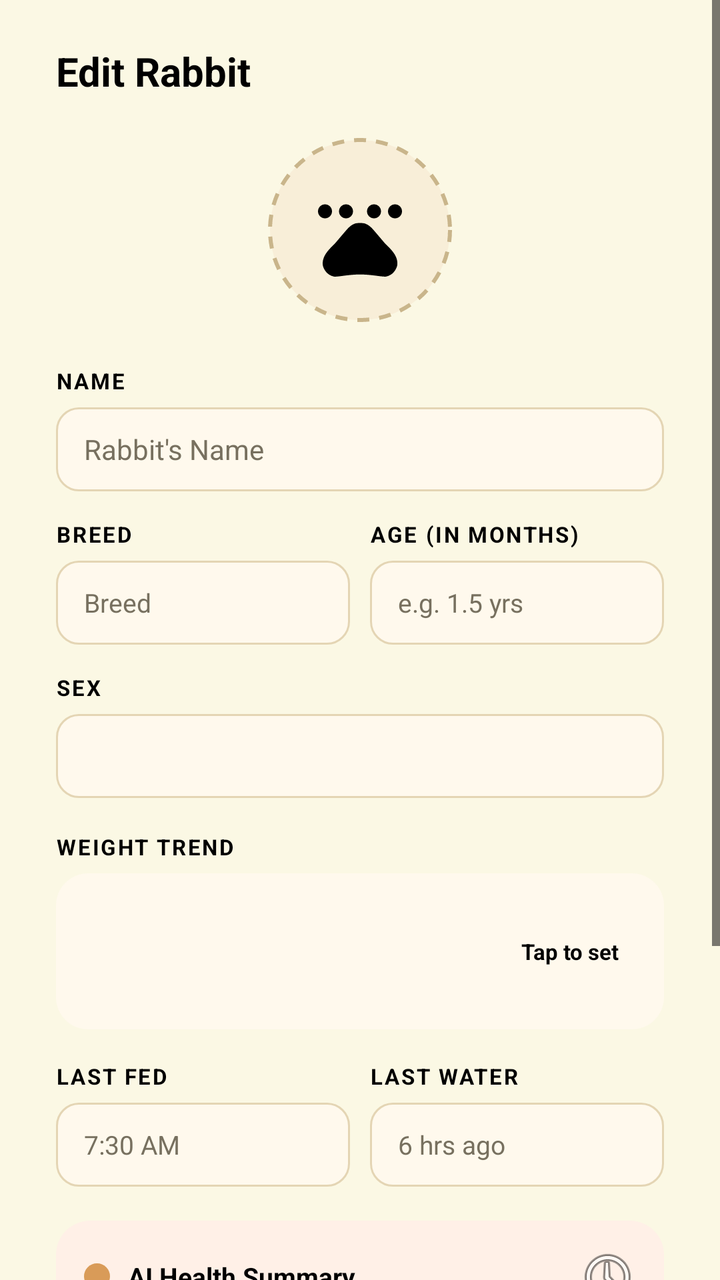
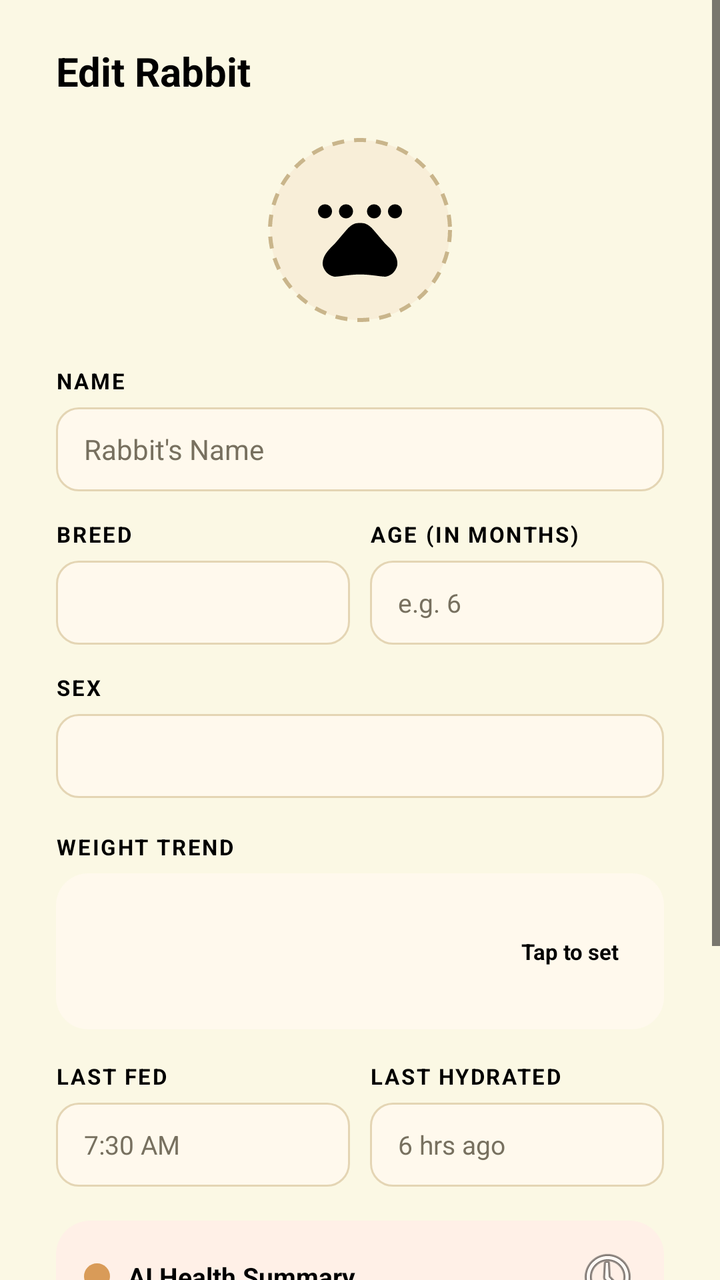

Screens rendered from an Android XML layout before and after an edit, with the pre-edit source and the edit as a unified diff.
<!-- AndroidManifest.xml: application theme Theme.BunnyCare -->
<!-- res/layout/activity_add_rabbit.xml -->
<?xml version="1.0" encoding="utf-8"?>
<LinearLayout
    xmlns:android="http://schemas.android.com/apk/res/android"
    xmlns:app="http://schemas.android.com/apk/res-auto"
    android:layout_width="match_parent"
    android:layout_height="match_parent"
    android:orientation="vertical"
    android:background="@color/cream_bg">

    <ScrollView
        android:layout_width="match_parent"
        android:layout_height="match_parent"
        android:fillViewport="true"
        android:overScrollMode="never">

        <LinearLayout
            android:layout_width="match_parent"
            android:layout_height="wrap_content"
            android:orientation="vertical"
            android:paddingStart="28dp"
            android:paddingEnd="28dp"
            android:paddingTop="22dp"
            android:paddingBottom="28dp">

            <TextView
                android:id="@+id/txtScreenTitle"
                android:layout_width="match_parent"
                android:layout_height="wrap_content"
                android:text="Edit Rabbit"
                android:textColor="@color/black"
                android:textSize="20sp"
                android:textStyle="bold"
                android:fontFamily="sans"
                android:layout_marginBottom="20dp" />

            <ImageButton
                android:id="@+id/btnUploadPhoto"
                android:layout_width="92dp"
                android:layout_height="92dp"
                android:layout_gravity="center_horizontal"
                android:background="@drawable/rabbit_photo_border"
                android:contentDescription="Upload rabbit photo"
                android:padding="18dp"
                android:scaleType="centerCrop"
                android:src="@drawable/ic_pets" />

            <TextView
                android:layout_width="match_parent"
                android:layout_height="wrap_content"
                android:layout_marginTop="22dp"
                android:text="NAME"
                android:textColor="@color/black"
                android:textSize="11sp"
                android:textStyle="bold"
                android:letterSpacing="0.08" />

            <EditText
                android:id="@+id/editRabbitName"
                android:layout_width="match_parent"
                android:layout_height="42dp"
                android:layout_marginTop="6dp"
                android:background="@drawable/rabbit_input_bg"
                android:hint="Rabbit's Name"
                android:paddingStart="14dp"
                android:paddingEnd="14dp"
                android:singleLine="true"
                android:textColor="@color/black"
                android:textColorHint="#77705F"
                android:textSize="14sp" />

            <LinearLayout
                android:layout_width="match_parent"
                android:layout_height="wrap_content"
                android:layout_marginTop="14dp"
                android:orientation="horizontal">

                <LinearLayout
                    android:layout_width="0dp"
                    android:layout_height="wrap_content"
                    android:layout_weight="1"
                    android:orientation="vertical">

                    <TextView
                        android:layout_width="match_parent"
                        android:layout_height="wrap_content"
                        android:text="BREED"
                        android:textColor="@color/black"
                        android:textSize="11sp"
                        android:textStyle="bold"
                        android:letterSpacing="0.08" />

                    <EditText
                        android:id="@+id/editBreed"
                        android:layout_width="match_parent"
                        android:layout_height="42dp"
                        android:layout_marginTop="6dp"
                        android:background="@drawable/rabbit_input_bg"
                        android:hint="Breed"
                        android:paddingStart="14dp"
                        android:paddingEnd="10dp"
                        android:singleLine="true"
                        android:textColor="@color/black"
                        android:textColorHint="#77705F"
                        android:textSize="13sp" />

                </LinearLayout>

                <Space
                    android:layout_width="10dp"
                    android:layout_height="1dp" />

                <LinearLayout
                    android:layout_width="0dp"
                    android:layout_height="wrap_content"
                    android:layout_weight="1"
                    android:orientation="vertical">

                    <TextView
                        android:layout_width="match_parent"
                        android:layout_height="wrap_content"
                        android:text="AGE (IN MONTHS)"
                        android:textColor="@color/black"
                        android:textSize="11sp"
                        android:textStyle="bold"
                        android:letterSpacing="0.08" />

                    <EditText
                        android:id="@+id/editAge"
                        android:layout_width="match_parent"
                        android:layout_height="42dp"
                        android:layout_marginTop="6dp"
                        android:background="@drawable/rabbit_input_bg"
                        android:hint="e.g. 1.5 yrs"
                        android:inputType="text"
                        android:paddingStart="14dp"
                        android:paddingEnd="10dp"
                        android:singleLine="true"
                        android:textColor="@color/black"
                        android:textColorHint="#77705F"
                        android:textSize="13sp" />

                </LinearLayout>

            </LinearLayout>

            <TextView
                android:layout_width="match_parent"
                android:layout_height="wrap_content"
                android:layout_marginTop="14dp"
                android:text="SEX"
                android:textColor="@color/black"
                android:textSize="11sp"
                android:textStyle="bold"
                android:letterSpacing="0.08" />

            <Spinner
                android:id="@+id/spinnerSex"
                android:layout_width="match_parent"
                android:layout_height="42dp"
                android:layout_marginTop="6dp"
                android:background="@drawable/rabbit_input_bg"
                android:paddingStart="14dp"
                android:paddingEnd="14dp" />

            <TextView
                android:layout_width="match_parent"
                android:layout_height="wrap_content"
                android:layout_marginTop="17dp"
                android:text="WEIGHT TREND"
                android:textColor="@color/black"
                android:textSize="11sp"
                android:textStyle="bold"
                android:letterSpacing="0.08" />

            <LinearLayout
                android:id="@+id/weightTrendCard"
                android:layout_width="match_parent"
                android:layout_height="78dp"
                android:layout_marginTop="6dp"
                android:background="@drawable/weight_trend_bg"
                android:gravity="center_vertical"
                android:orientation="horizontal"
                android:paddingStart="12dp"
                android:paddingEnd="12dp"
                android:clickable="true"
                android:focusable="true">

                <LinearLayout
                    android:id="@+id/weightChartContainer"
                    android:layout_width="0dp"
                    android:layout_height="48dp"
                    android:layout_weight="1"
                    android:gravity="bottom"
                    android:orientation="horizontal" />

                <TextView
                    android:id="@+id/txtWeightTrend"
                    android:layout_width="70dp"
                    android:layout_height="wrap_content"
                    android:gravity="center"
                    android:text="Tap to set"
                    android:textColor="@color/black"
                    android:textSize="11sp"
                    android:textStyle="bold" />

            </LinearLayout>

            <LinearLayout
                android:layout_width="match_parent"
                android:layout_height="wrap_content"
                android:layout_marginTop="16dp"
                android:orientation="horizontal">

                <LinearLayout
                    android:layout_width="0dp"
                    android:layout_height="wrap_content"
                    android:layout_weight="1"
                    android:orientation="vertical">

                    <TextView
                        android:layout_width="match_parent"
                        android:layout_height="wrap_content"
                        android:text="LAST FED"
                        android:textColor="@color/black"
                        android:textSize="11sp"
                        android:textStyle="bold"
                        android:letterSpacing="0.08" />

                    <EditText
                        android:id="@+id/editLastFed"
                        android:layout_width="match_parent"
                        android:layout_height="42dp"
                        android:layout_marginTop="6dp"
                        android:background="@drawable/rabbit_input_bg"
                        android:focusable="false"
                        android:clickable="true"
                        android:hint="7:30 AM"
                        android:paddingStart="14dp"
                        android:paddingEnd="8dp"
                        android:textColor="@color/black"
                        android:textColorHint="#77705F"
                        android:textSize="13sp" />

                </LinearLayout>

                <Space
                    android:layout_width="10dp"
                    android:layout_height="1dp" />

                <LinearLayout
                    android:layout_width="0dp"
                    android:layout_height="wrap_content"
                    android:layout_weight="1"
                    android:orientation="vertical">

                    <TextView
                        android:layout_width="match_parent"
                        android:layout_height="wrap_content"
                        android:text="LAST WATER"
                        android:textColor="@color/black"
                        android:textSize="11sp"
                        android:textStyle="bold"
                        android:letterSpacing="0.08" />

                    <EditText
                        android:id="@+id/editLastDrink"
                        android:layout_width="match_parent"
                        android:layout_height="42dp"
                        android:layout_marginTop="6dp"
                        android:background="@drawable/rabbit_input_bg"
                        android:focusable="false"
                        android:clickable="true"
                        android:hint="6 hrs ago"
                        android:paddingStart="14dp"
                        android:paddingEnd="8dp"
                        android:textColor="@color/black"
                        android:textColorHint="#77705F"
                        android:textSize="13sp" />

                </LinearLayout>

            </LinearLayout>

            <LinearLayout
                android:id="@+id/aiHealthCard"
                android:layout_width="match_parent"
                android:layout_height="wrap_content"
                android:layout_marginTop="17dp"
                android:background="@drawable/ai_summary_bg"
                android:orientation="vertical"
                android:padding="14dp">

                <LinearLayout
                    android:layout_width="match_parent"
                    android:layout_height="wrap_content"
                    android:gravity="center_vertical"
                    android:orientation="horizontal">

                    <View
                        android:layout_width="13dp"
                        android:layout_height="13dp"
                        android:layout_marginEnd="9dp"
                        android:background="@drawable/ai_dot" />

                    <TextView
                        android:layout_width="0dp"
                        android:layout_height="wrap_content"
                        android:layout_weight="1"
                        android:text="AI Health Summary"
                        android:textColor="@color/black"
                        android:textSize="13sp"
                        android:textStyle="bold" />

                    <ImageButton
                        android:id="@+id/btnViewHistory"
                        android:layout_width="28dp"
                        android:layout_height="28dp"
                        android:background="?attr/selectableItemBackgroundBorderless"
                        android:contentDescription="View summary history"
                        android:padding="3dp"
                        android:src="@android:drawable/ic_menu_recent_history" />

                </LinearLayout>

                <TextView
                    android:id="@+id/txtAiSummary"
                    android:layout_width="match_parent"
                    android:layout_height="wrap_content"
                    android:layout_marginTop="10dp"
                    android:text="Generate a summary to get personalized care recommendations."
                    android:textColor="#716A5A"
                    android:textSize="12sp"
                    android:lineSpacingExtra="3dp" />

                <ProgressBar
                    android:id="@+id/progressAiSummary"
                    android:layout_width="wrap_content"
                    android:layout_height="wrap_content"
                    android:layout_gravity="center"
                    android:layout_marginTop="8dp"
                    android:visibility="gone" />

            </LinearLayout>

            <Button
                android:id="@+id/btnGenerateSummary"
                style="@style/Widget.AppCompat.Button"
                android:layout_width="match_parent"
                android:layout_height="48dp"
                android:layout_marginTop="14dp"
                android:background="@drawable/ai_button_bg"
                android:backgroundTint="@null"
                app:backgroundTint="@null"
                android:insetTop="0dp"
                android:insetBottom="0dp"
                android:stateListAnimator="@null"
                android:text="Generate AI Summary"
                android:textAllCaps="false"
                android:textColor="@color/black"
                android:textSize="13sp"
                android:textStyle="bold" />

            <Button
                android:id="@+id/btnSaveRabbit"
                style="@style/Widget.AppCompat.Button"
                android:layout_width="match_parent"
                android:layout_height="52dp"
                android:layout_marginTop="14dp"
                android:background="@drawable/save_rabbit_bg"
                android:backgroundTint="@null"
                app:backgroundTint="@null"
                android:insetTop="0dp"
                android:insetBottom="0dp"
                android:stateListAnimator="@null"
                android:text="Save Rabbit"
                android:textAllCaps="false"
                android:textColor="@color/black"
                android:textSize="13sp"
                android:textStyle="bold" />

        </LinearLayout>

    </ScrollView>

</LinearLayout>
<!-- resources referenced by this layout -->
<resources>
  <color name="black">#FF000000</color>
  <color name="cream_bg">#FBF8E4</color>
  <!-- drawable ai_button_bg (drawable) -->
  <?xml version="1.0" encoding="utf-8"?>
  <shape xmlns:android="http://schemas.android.com/apk/res/android">
  
      <solid android:color="#F0D6A8" />
  
      <stroke
          android:width="1dp"
          android:color="#D8B77E" />
  
      <corners android:radius="24dp" />
  
  </shape>
  <!-- drawable ai_dot (drawable) -->
  <?xml version="1.0" encoding="utf-8"?>
  <shape xmlns:android="http://schemas.android.com/apk/res/android">
  
      <solid android:color="#D99B58" />
  
      <corners android:radius="20dp" />
  
  </shape>
  <!-- drawable ai_summary_bg (drawable) -->
  <?xml version="1.0" encoding="utf-8"?>
  <shape xmlns:android="http://schemas.android.com/apk/res/android">
  
      <solid android:color="#FFF0E7" />
  
      <corners android:radius="17dp" />
  
  </shape>
  <!-- drawable ic_pets (drawable) -->
  <?xml version="1.0" encoding="utf-8"?>
  <vector xmlns:android="http://schemas.android.com/apk/res/android"
      android:width="24dp"
      android:height="24dp"
      android:viewportWidth="24"
      android:viewportHeight="24"
      android:tint="?attr/colorControlNormal">
      <path
          android:fillColor="#FF000000"
          android:pathData="M4.5,9.5C5.33,9.5 6,8.83 6,8s-0.67,-1.5 -1.5,-1.5S3,7.17 3,8s0.67,1.5 1.5,1.5zM9,9.5c0.83,0 1.5,-0.67 1.5,-1.5S9.83,6.5 9,6.5 7.5,7.17 7.5,8s0.67,1.5 1.5,1.5zM15,9.5c0.83,0 1.5,-0.67 1.5,-1.5S15.83,6.5 15,6.5 13.5,7.17 13.5,8s0.67,1.5 1.5,1.5zM19.5,9.5c0.83,0 1.5,-0.67 1.5,-1.5s-0.67,-1.5 -1.5,-1.5S18,7.17 18,8s0.67,1.5 1.5,1.5zM17.34,14.86c-0.87,-1.02 -1.6,-1.89 -2.48,-2.91 -0.46,-0.54 -1.05,-1.08 -1.75,-1.32 -0.11,-0.04 -0.22,-0.06 -0.33,-0.08 -0.25,-0.04 -0.51,-0.05 -0.78,-0.05s-0.53,0.01 -0.78,0.05c-0.11,0.02 -0.22,0.04 -0.33,0.08 -0.7,0.24 -1.29,0.78 -1.75,1.32 -0.88,1.02 -1.61,1.89 -2.48,2.91 -1.31,1.31 -2.92,2.76 -2.62,4.79 0.29,1.02 1.02,2.03 2.33,2.32 0.73,0.15 3.06,-0.44 5.62,-0.44h0.03c2.56,0 4.89,0.58 5.62,0.44 1.31,-0.29 2.04,-1.31 2.33,-2.32 0.31,-2.04 -1.31,-3.48 -2.63,-4.79z" />
  </vector>
  <!-- drawable rabbit_input_bg (drawable) -->
  <?xml version="1.0" encoding="utf-8"?>
  <shape xmlns:android="http://schemas.android.com/apk/res/android">
  
      <solid android:color="#FFF9ED" />
  
      <stroke
          android:width="1dp"
          android:color="#E4D5B4" />
  
      <corners android:radius="11dp" />
  
  </shape>
  <!-- drawable rabbit_photo_border (drawable) -->
  <?xml version="1.0" encoding="utf-8"?>
  <shape xmlns:android="http://schemas.android.com/apk/res/android">
  
      <solid android:color="#F8EED8" />
  
      <stroke
          android:width="2dp"
          android:color="#C9B58B"
          android:dashWidth="6dp"
          android:dashGap="5dp" />
  
      <corners android:radius="50dp" />
  
  </shape>
  <!-- drawable save_rabbit_bg (drawable) -->
  <?xml version="1.0" encoding="utf-8"?>
  <shape xmlns:android="http://schemas.android.com/apk/res/android">
  
      <solid android:color="#E3A55F" />
  
      <corners android:radius="30dp" />
  
  </shape>
  <!-- drawable weight_trend_bg (drawable) -->
  <?xml version="1.0" encoding="utf-8"?>
  <shape xmlns:android="http://schemas.android.com/apk/res/android">
  
      <solid android:color="#FFF9ED" />
  
      <corners android:radius="16dp" />
  
  </shape>
  <style name="Theme.BunnyCare" parent="Base.Theme.BunnyCare" />
  <style name="Base.Theme.BunnyCare" parent="Theme.Material3.DayNight.NoActionBar">
          
          
      </style>
</resources>

<!-- the commit's change to res/layout/activity_add_rabbit.xml (unified diff, before → after) -->
@@ -89,19 +89,14 @@
                         android:textStyle="bold"
                         android:letterSpacing="0.08" />
 
-                    <EditText
-                        android:id="@+id/editBreed"
+                    <Spinner
+                        android:id="@+id/spinnerBreed"
                         android:layout_width="match_parent"
                         android:layout_height="42dp"
                         android:layout_marginTop="6dp"
                         android:background="@drawable/rabbit_input_bg"
-                        android:hint="Breed"
                         android:paddingStart="14dp"
-                        android:paddingEnd="10dp"
-                        android:singleLine="true"
-                        android:textColor="@color/black"
-                        android:textColorHint="#77705F"
-                        android:textSize="13sp" />
+                        android:paddingEnd="10dp" />
 
                 </LinearLayout>
 
@@ -130,8 +125,8 @@
                         android:layout_height="42dp"
                         android:layout_marginTop="6dp"
                         android:background="@drawable/rabbit_input_bg"
-                        android:hint="e.g. 1.5 yrs"
-                        android:inputType="text"
+                        android:hint="e.g. 6"
+                        android:inputType="number"
                         android:paddingStart="14dp"
                         android:paddingEnd="10dp"
                         android:singleLine="true"
@@ -256,7 +251,7 @@
                     <TextView
                         android:layout_width="match_parent"
                         android:layout_height="wrap_content"
-                        android:text="LAST WATER"
+                        android:text="LAST HYDRATED"
                         android:textColor="@color/black"
                         android:textSize="11sp"
                         android:textStyle="bold"
